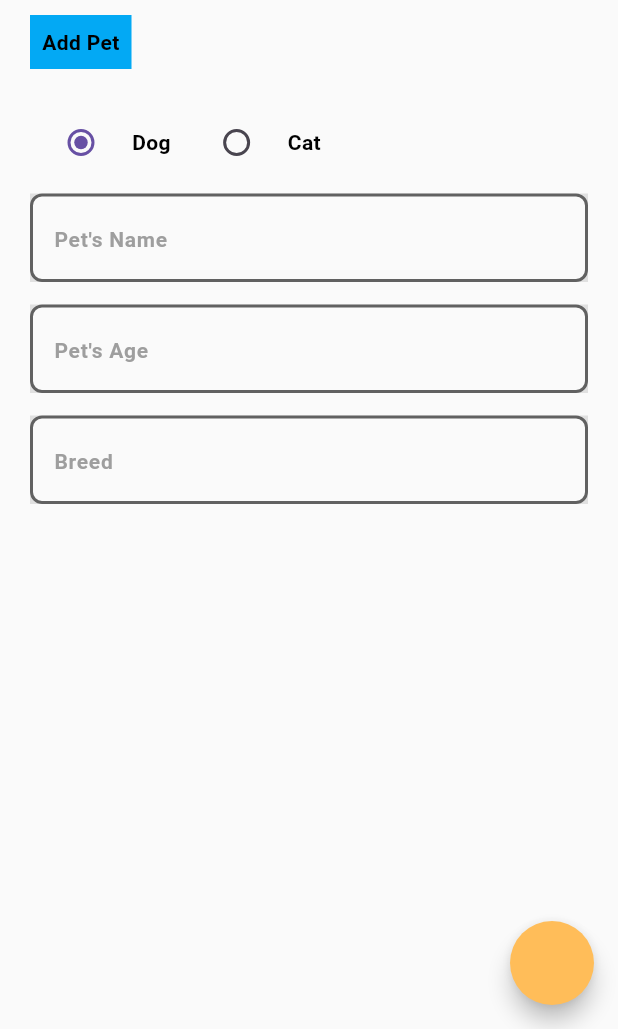
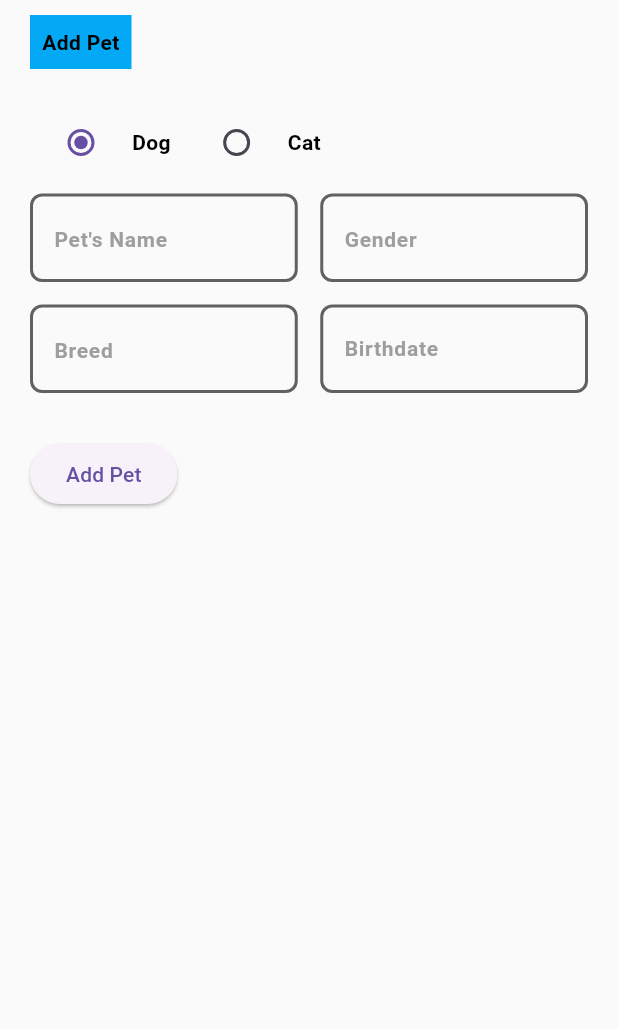
Before and after one commit to ChronoAiren/vet-link, a Flutter app: the AddPetScreen widget shown alone on an empty page, opened directly, on a phone screen of 412 x 824 dp, the part 207-1236 px from its top. Run offline on Flutter 3.47's test engine with Material 3 defaults, Android fonts, the phone set to English and light mode, and no system bars; our stand-ins replace easy_stepper, flutter_svg, get, responsive_framework; Roboto replaces fonts that are missing (Poppins).

Commit message:
Updated  add pet screen - datepicker

```diff
--- a/frontend/lib/features/pets/presentation/add_pet/add_pet_screen.dart
+++ b/frontend/lib/features/pets/presentation/add_pet/add_pet_screen.dart
@@ -2,10 +2,17 @@ import 'package:flutter/material.dart';
 import 'package:frontend/common/widgets/main_wrapper.dart';
 import 'package:get/get.dart';
 
+
 class AddPetScreen extends StatelessWidget {
    AddPetScreen({super.key});
 
+
   final RxString species = 'Dog'.obs;
+  final RxString gender = 'Male'.obs;
+  final DateTime birthday = DateTime.now();
+ final TextEditingController _date = TextEditingController();
+
+
 
 //   final RxList <String> dogBreeds = [
 //     'Aspin',
@@ -97,46 +104,129 @@ class AddPetScreen extends StatelessWidget {
                 ),
           ],),
 
+          // Row(
+          //     children: [
+          //       Padding(
+          //         padding: const EdgeInsets.all(10.0),
+          //         child: Row(
 
-            Container(
-              decoration: BoxDecoration(color: Colors.grey[300]),
-              child: TextField(decoration: InputDecoration(
+          //           children: [
+          //            Obx (
+          //            () => Radio(
+          //             value: 'Male',
+          //             groupValue: gender.value,
+          //             onChanged: (value){
+          //               gender.value = value!;
+          //             },
+          //             ),
+          //            ),
+          //             SizedBox(width: 10,),
+          //             Text('Male'),
+
+          //           ],
+          //         ),
+          //       ),
+          //       Padding(
+          //         padding: const EdgeInsets.all(10.0),
+          //         child: Row(
+          //           children: [
+          //            Obx (
+          //            () =>Radio(
+          //             value: 'Female',
+          //             groupValue: gender.value,
+          //             onChanged: (value){
+          //               gender.value = value!;
+          //             },
+          //           ),
+          //            ),
+          //           SizedBox(width: 10,),
+          //           Text('Female'),
+          //         ],),
+          //       ),
+          // ],),
+
+
+           Row(children: [
+            Flexible(child: TextField(decoration: InputDecoration(
                 hintText: 'Pet\'s Name',
                 border: OutlineInputBorder()
               ),
+            ),),
+            const SizedBox(
+              width: 15.0,
+            ),
+
+           Flexible(child: TextField(decoration: InputDecoration(
+                hintText: 'Gender',
+                border: OutlineInputBorder()
               ),
-            ),
-            Container(
-              height: 15
-            ),
-            Container(
-              decoration: BoxDecoration(color: Colors.grey[300]),
-              child: TextField(decoration: InputDecoration(
-                hintText: 'Pet\'s Age',
+            ),)
+
+           ],),
+           const SizedBox(
+            height: 15.0,
+           ),
+
+           Row(children: [
+            Flexible(
+              child:  TextField(decoration: InputDecoration(
+                hintText: 'Breed',
                 border: OutlineInputBorder()
               ),
               ),
+
             ),
+            const SizedBox(
+              width: 15.0,
+            ),
+            Flexible(
+              child: TextField(
+                controller: _date,
+                decoration: InputDecoration(
+                  labelText: 'Birthdate'
+                ),
+                onTap: ()async{
+                  DateTime? pickeddate = await showDatePicker(
+                    context: context,
+                    initialDate: DateTime.now(),
+                    firstDate: DateTime(2000),
+                    lastDate: DateTime.now()
+                    );
+
+                    // if (pickeddate != null){
+                    //   setState((){
+                    //     _date.text =DateFormat('yyyy-MM-dd').format(pickeddate);
+                    //   })
+                    // }
+                },
+              ),
+            ),
+
+           ],),
+
+
             Container(
               height: 15
             ),
 
 
-             Container(
-               decoration: BoxDecoration(color: Colors.grey[300]),
-              child: TextField(decoration: InputDecoration(
-                hintText: 'Breed',
-                border: OutlineInputBorder()
-              ),
-              ),
-            ),
+
             Container(
               height: 15
             ),
 
             Container(
+              child: ElevatedButton(
+                // crossAxisAlignment: CrossAxisAlignment.center,
+                child: Text('Add Pet'),
+                onPressed: () {
 
-            )
+                  Get.back();
+                },
+
+                ),
+
+            ),
 
           ]
       ),
@@ -144,12 +234,7 @@ class AddPetScreen extends StatelessWidget {
 
 
 
-      fab: FloatingActionButton(
-          shape: CircleBorder(),
-           backgroundColor: const Color.fromARGB(255, 255, 189, 89),
-          onPressed: () {
-            Get.back();
-          }),
+
     );
   }
 }
```
